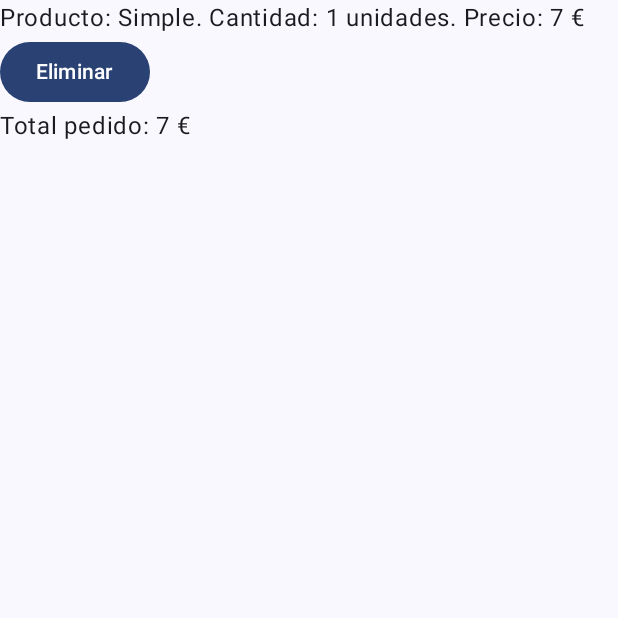
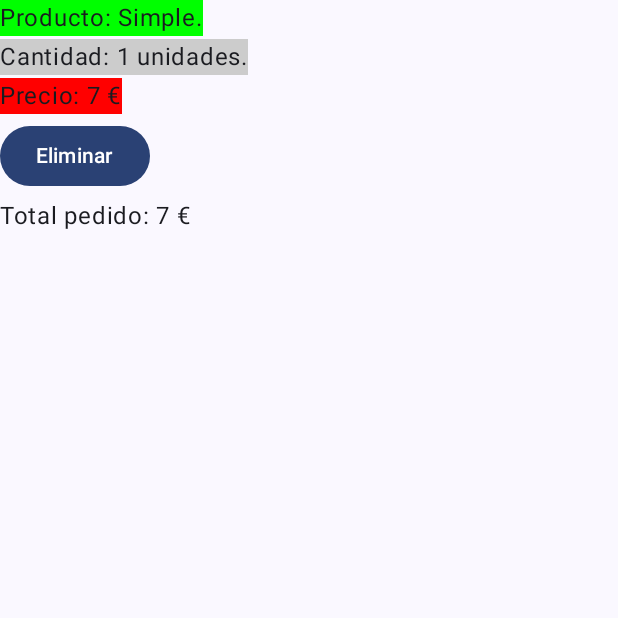
Before and after one commit to Rivero88/Hamburguerseriaapp, an Android app built with Jetpack Compose: the screen it shows after launch (MainActivity), after a tap on "Pedido actual", on a phone screen of 412 x 824 dp, the top half of it. Run offline under Robolectric (Android 15) with nearby library versions, the phone set to English and light mode, and no system bars.

Commit message:
Actualización-2 23/04/2024

```diff
--- a/app/src/main/java/com/example/hamburguerseriaapp/ui/PantallaInicial.kt
+++ b/app/src/main/java/com/example/hamburguerseriaapp/ui/PantallaInicial.kt
@@ -22,7 +22,6 @@ import androidx.compose.runtime.getValue
 import androidx.compose.runtime.mutableStateOf
 import androidx.compose.runtime.remember
 import androidx.compose.runtime.setValue
-import androidx.compose.ui.Alignment
 import androidx.compose.ui.Modifier
 import androidx.compose.ui.graphics.Color
 import androidx.compose.ui.layout.ContentScale
@@ -31,7 +30,6 @@ import androidx.compose.ui.text.font.FontWeight
 import androidx.compose.ui.text.style.TextAlign
 import androidx.compose.ui.unit.dp
 import androidx.compose.ui.unit.sp
-import androidx.lifecycle.viewmodel.compose.viewModel
 import com.example.hamburguerseriaapp.Data.HamburgueseriaViewModel
 import com.example.hamburguerseriaapp.Data.Producto
 
--- a/app/src/main/java/com/example/hamburguerseriaapp/ui/PantallaPedidoActual.kt
+++ b/app/src/main/java/com/example/hamburguerseriaapp/ui/PantallaPedidoActual.kt
@@ -1,17 +1,21 @@
 package com.example.hamburguerseriaapp.ui
 
+import androidx.compose.foundation.background
 import androidx.compose.foundation.layout.Arrangement
 import androidx.compose.foundation.layout.Column
-import androidx.compose.foundation.layout.Row
+import androidx.compose.foundation.layout.Spacer
+import androidx.compose.foundation.layout.height
 import androidx.compose.foundation.lazy.grid.GridCells
 import androidx.compose.foundation.lazy.grid.LazyVerticalGrid
 import androidx.compose.foundation.lazy.grid.items
 import androidx.compose.material3.Button
 import androidx.compose.material3.Text
 import androidx.compose.runtime.Composable
+import androidx.compose.ui.Modifier
+import androidx.compose.ui.graphics.Color
+import androidx.compose.ui.unit.dp
 import com.example.hamburguerseriaapp.Data.HamburgueseriaUIState
 import com.example.hamburguerseriaapp.Data.HamburgueseriaViewModel
-import com.example.hamburguerseriaapp.Data.Producto
 
 @Composable
 fun PantallaPedidoActual(onClickCambiarPantallaPedidoActual: () -> Unit,
@@ -19,19 +23,34 @@ fun PantallaPedidoActual(onClickCambiarPantallaPedidoActual: () -> Unit,
     Column () {
         LazyVerticalGrid(columns = GridCells.Fixed(1),
             verticalArrangement = Arrangement.Center,
-            horizontalArrangement = Arrangement.Center){
+            horizontalArrangement = Arrangement.Center,
+            modifier = Modifier){
             items(uiState.pedidoActual.productos){ producto->
                 if(producto.cantidad > 0) {
                     Column() {
-                        Text(text = "Producto: ${producto.nombre}. Cantidad: ${producto.cantidad} unidades. Precio: ${producto.precio} €")
+                            Text(text = "Producto: ${producto.nombre}.",
+                                modifier = Modifier
+                                    .background(Color.Green))
+                            Spacer(modifier = Modifier.height(2.dp))
+                            Text(text = "Cantidad: ${producto.cantidad} unidades.",
+                                modifier = Modifier
+                                    .background(Color.LightGray))
+                            Spacer(modifier = Modifier.height(2.dp))
+                            Text(text = "Precio: ${producto.precio} €",
+                                modifier = Modifier
+                                    .background(Color.Red))
+                        Spacer(modifier = Modifier.height(4.dp))
                         Button(onClick = { viewModel.eliminarProductoDelPedido(producto) }) {
                             Text(text = "Eliminar")
                         }
+                        Spacer(modifier = Modifier.height(4.dp))
+                        /**Button(onClick = { viewModel.anadirAPedido(producto) }) {
+                            Text(text = "Añadir")
+                        }*/
                     }
                 }
             }
         }
         Text(text = "Total pedido: ${uiState.pedidoActual.precioPedidoTotal} €")
     }
-
 }
```
Also changed, not shown: app/src/main/java/com/example/hamburguerseriaapp/Data/HamburgueseriaViewModel.kt (+10 -11 lines).
